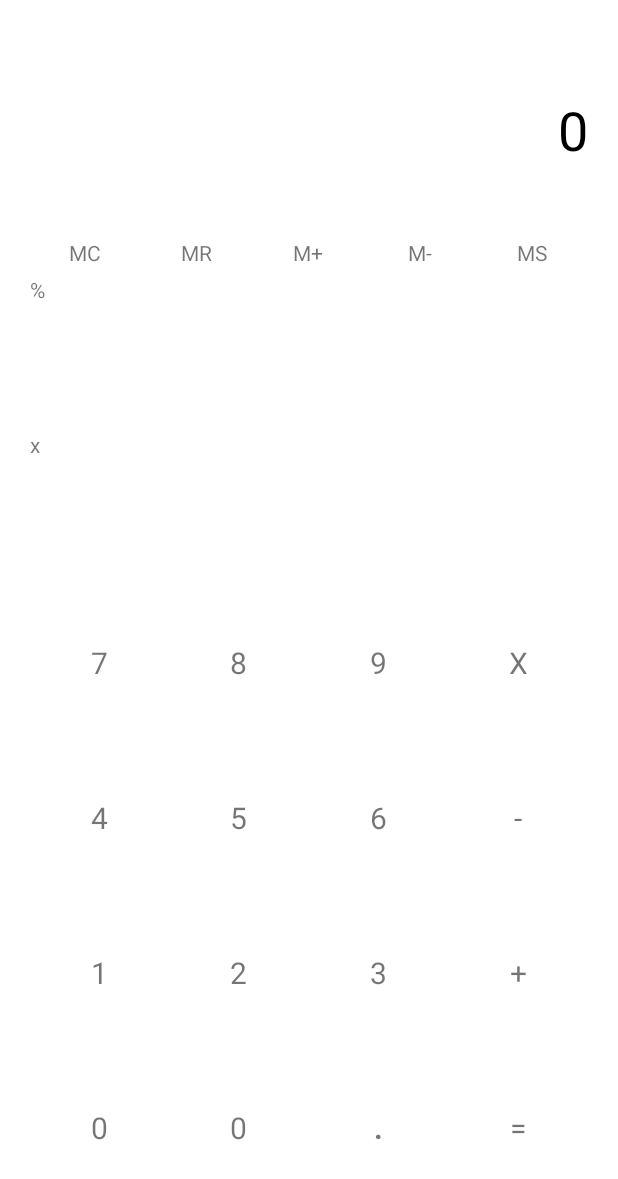
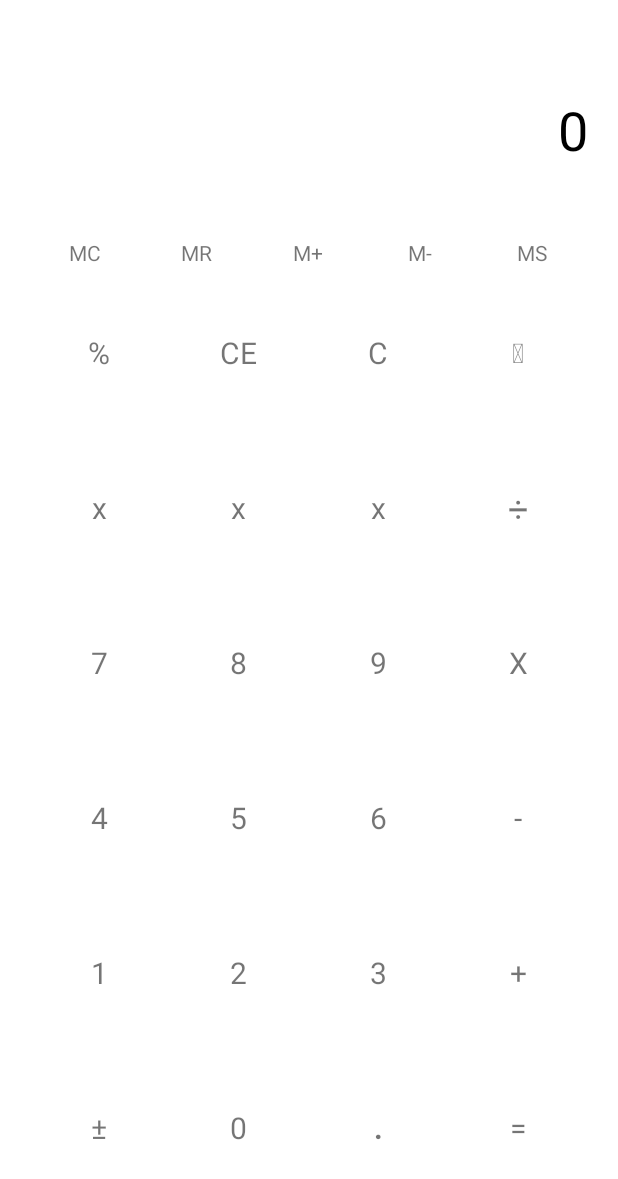
Before and after one commit to kulbo/myCalc, an Android app: the layout activity_main.xml on its own in the app's theme, with its tools: preview values and no code run, on a phone screen of 412 x 824 dp. Shown: the top 1179 px of the screen. Run offline under Robolectric (Android 15) with nearby library versions, the phone set to English and light mode, and no system bars.

Commit message:
표시값 수정

```diff
--- a/app/src/main/res/layout/activity_main.xml
+++ b/app/src/main/res/layout/activity_main.xml
@@ -1,8 +1,8 @@
 <?xml version="1.0" encoding="utf-8"?>
-<layout>
-    <LinearLayout xmlns:android="http://schemas.android.com/apk/res/android"
-        xmlns:app="http://schemas.android.com/apk/res-auto"
-        xmlns:tools="http://schemas.android.com/tools"
+<layout xmlns:tools="http://schemas.android.com/tools"
+    xmlns:android="http://schemas.android.com/apk/res/android"
+    xmlns:app="http://schemas.android.com/apk/res-auto">
+    <LinearLayout
         android:layout_width="match_parent"
         android:layout_height="match_parent"
         android:padding="20dp"
@@ -63,11 +63,35 @@
             android:layout_height="0dp"
             android:layout_weight="1"
             android:orientation="horizontal">
+
             <TextView
                 android:layout_width="0dp"
+                android:layout_height="match_parent"
                 android:layout_weight="1"
+                android:gravity="center"
+                android:textSize="20dp"
+                android:text="%" />
+            <TextView
+                android:layout_width="0dp"
                 android:layout_height="match_parent"
-                android:text="%"/>
+                android:layout_weight="1"
+                android:gravity="center"
+                android:textSize="20dp"
+                android:text="CE" />
+            <TextView
+                android:layout_width="0dp"
+                android:layout_height="match_parent"
+                android:layout_weight="1"
+                android:gravity="center"
+                android:textSize="20dp"
+                android:text="C" />
+            <TextView
+                android:layout_width="0dp"
+                android:layout_height="match_parent"
+                android:layout_weight="1"
+                android:gravity="center"
+                android:textSize="18dp"
+                android:text="" />
         </LinearLayout>
         <LinearLayout
             android:layout_width="match_parent"
@@ -78,21 +102,46 @@
                 android:layout_width="0dp"
                 android:layout_weight="1"
                 android:layout_height="match_parent"
+                android:gravity="center"
+                android:textSize="20dp"
                 android:text="x"/>
+            <TextView
+                android:layout_width="0dp"
+                android:layout_weight="1"
+                android:layout_height="match_parent"
+                android:gravity="center"
+                android:textSize="20dp"
+                android:text="x"/>
+            <TextView
+                android:layout_width="0dp"
+                android:layout_weight="1"
+                android:layout_height="match_parent"
+                android:gravity="center"
+                android:textSize="20dp"
+                android:text="x"/>
+            <TextView
+                android:layout_width="0dp"
+                android:layout_weight="1"
+                android:layout_height="match_parent"
+                android:gravity="center"
+                android:textSize="24dp"
+                android:text="÷"/>
         </LinearLayout>
         <LinearLayout
             android:layout_width="match_parent"
             android:layout_height="0dp"
             android:layout_weight="1"
             android:orientation="horizontal">
+
             <TextView
                 android:id="@+id/sevenValue"
                 android:layout_width="0dp"
+                android:layout_height="match_parent"
                 android:layout_weight="1"
-                android:layout_height="match_parent"
                 android:gravity="center"
-                android:textSize="20dp"
-                android:text="7"/>
+                android:text="7"
+                android:textSize="20dp" />
+
             <TextView
                 android:id="@+id/eightValue"
                 android:layout_width="0dp"
@@ -204,7 +253,7 @@
                 android:layout_height="match_parent"
                 android:gravity="center"
                 android:textSize="20dp"
-                android:text="0"/>
+                android:text="±"/>
             <TextView
                 android:id="@+id/zeroValue"
                 android:layout_width="0dp"
```
